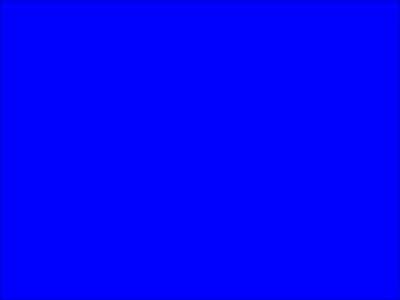
fallinyourshadow/QtOpenGL, file RoadEditor/SceneWindow.ui: the form before one commit.
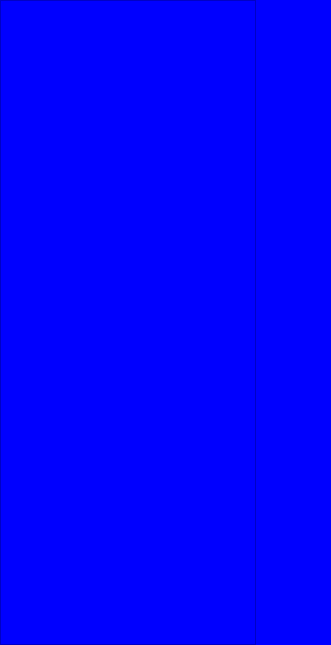
The form after the commit. Custom widgets are drawn as their Qt base class.

```diff
--- a/RoadEditor/SceneWindow.ui
+++ b/RoadEditor/SceneWindow.ui
@@ -6,17 +6,23 @@
    <rect>
     <x>0</x>
     <y>0</y>
-    <width>400</width>
-    <height>300</height>
+    <width>331</width>
+    <height>645</height>
    </rect>
   </property>
+  <property name="sizePolicy">
+   <sizepolicy hsizetype="Fixed" vsizetype="Expanding">
+    <horstretch>0</horstretch>
+    <verstretch>0</verstretch>
+   </sizepolicy>
+  </property>
   <property name="windowTitle">
    <string>Form</string>
   </property>
   <property name="styleSheet">
    <string notr="true">background-color: rgb(0, 0, 255);</string>
   </property>
-  <layout class="QVBoxLayout" name="verticalLayout">
+  <layout class="QVBoxLayout">
    <property name="spacing">
     <number>0</number>
    </property>
@@ -33,10 +39,24 @@
     <number>0</number>
    </property>
    <item>
-    <widget class="QTreeView" name="treeView"/>
+    <widget class="SourceTreeView" name="treeView">
+     <property name="sizePolicy">
+      <sizepolicy hsizetype="Fixed" vsizetype="Expanding">
+       <horstretch>0</horstretch>
+       <verstretch>0</verstretch>
+      </sizepolicy>
+     </property>
+    </widget>
    </item>
   </layout>
  </widget>
+ <customwidgets>
+  <customwidget>
+   <class>SourceTreeView</class>
+   <extends>QTreeView</extends>
+   <header location="global">SourceTreeView.h</header>
+  </customwidget>
+ </customwidgets>
  <resources/>
  <connections/>
 </ui>
```
